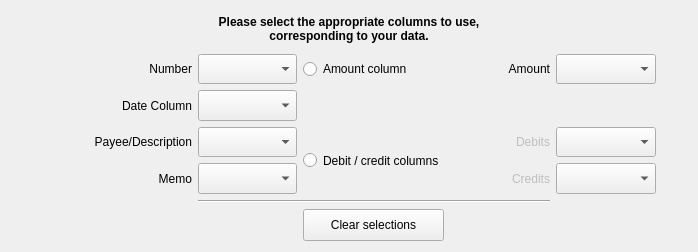
Before: the Qt Designer form kmymoney/plugins/csvimport/bankingwizardpage.ui in KDE/kmymoney, drawn with Qt 5.
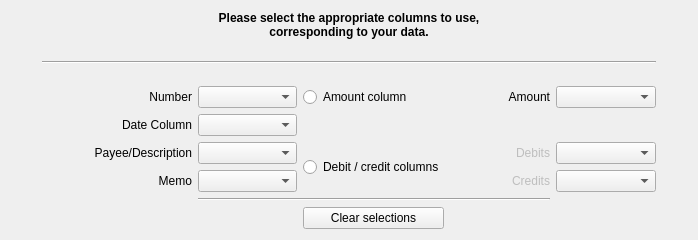
After: the same form once the commit is applied. Custom widgets are drawn as their Qt base class.

Commit message: Highlight unwanted rows instead of deleting them on import. Improve display to avoid clipping height of rows. Standardise height of wizard pages so table widget height doesn't change. Don't move position of 'Back' button between pages. Check for valid numeric entries on investment import.

Diff of the .ui file:
```diff
--- a/kmymoney/plugins/csvimport/bankingwizardpage.ui
+++ b/kmymoney/plugins/csvimport/bankingwizardpage.ui
@@ -7,9 +7,21 @@
     <x>0</x>
     <y>0</y>
     <width>698</width>
-    <height>252</height>
+    <height>240</height>
    </rect>
   </property>
+  <property name="minimumSize">
+   <size>
+    <width>0</width>
+    <height>230</height>
+   </size>
+  </property>
+  <property name="maximumSize">
+   <size>
+    <width>16777215</width>
+    <height>267</height>
+   </size>
+  </property>
   <property name="windowTitle">
    <string>Banking Wizard Page</string>
   </property>
@@ -30,7 +42,7 @@
       </spacer>
      </item>
      <item>
-      <layout class="QVBoxLayout" name="verticalLayout" stretch="20,100">
+      <layout class="QVBoxLayout" name="verticalLayout" stretch="20,0,0,0,100">
        <item>
         <widget class="QLabel" name="label">
          <property name="text">
@@ -43,6 +55,39 @@
          </property>
         </widget>
        </item>
+       <item>
+        <spacer name="verticalSpacer">
+         <property name="orientation">
+          <enum>Qt::Vertical</enum>
+         </property>
+         <property name="sizeHint" stdset="0">
+          <size>
+           <width>20</width>
+           <height>40</height>
+          </size>
+         </property>
+        </spacer>
+       </item>
+       <item>
+        <widget class="Line" name="line_2">
+         <property name="orientation">
+          <enum>Qt::Horizontal</enum>
+         </property>
+        </widget>
+       </item>
+       <item>
+        <spacer name="verticalSpacer_2">
+         <property name="orientation">
+          <enum>Qt::Vertical</enum>
+         </property>
+         <property name="sizeHint" stdset="0">
+          <size>
+           <width>20</width>
+           <height>40</height>
+          </size>
+         </property>
+        </spacer>
+       </item>
        <item>
         <layout class="QGridLayout" name="gridLayout" rowstretch="18,18,18,18,3,19" columnstretch="30,20,25,20,20">
          <item row="0" column="0">
```
The commit also changes 18 other files.
